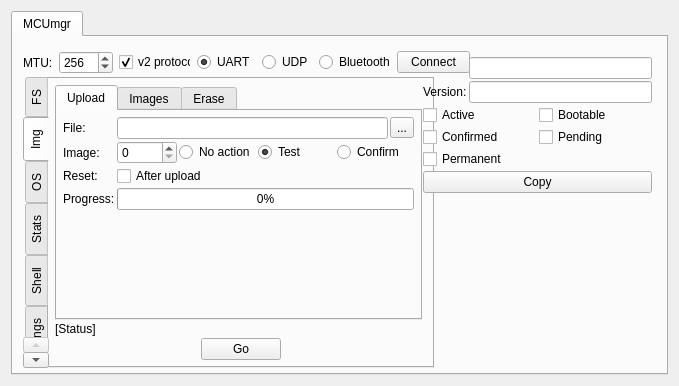
Old version of the form plugins/mcumgr/form.ui in the repository thedjnK/AuTerm.
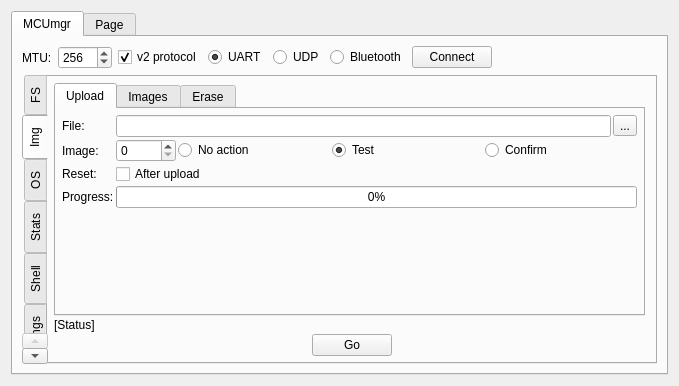
New version of the form.

Commit message: plugins: mcumgr: Make tab full-width of tab selector element

What changed in the file:
```diff
--- a/plugins/mcumgr/form.ui
+++ b/plugins/mcumgr/form.ui
@@ -23,15 +23,87 @@
       <attribute name="title">
        <string>MCUmgr</string>
       </attribute>
+      <layout class="QVBoxLayout" name="verticalLayout_2">
+       <item>
+        <layout class="QHBoxLayout" name="horizontalLayout_7">
+         <item>
+          <widget class="QLabel" name="label">
+           <property name="text">
+            <string>MTU:</string>
+           </property>
+          </widget>
+         </item>
+         <item>
+          <widget class="QSpinBox" name="edit_MTU">
+           <property name="minimum">
+            <number>32</number>
+           </property>
+           <property name="maximum">
+            <number>8192</number>
+           </property>
+           <property name="value">
+            <number>256</number>
+           </property>
+          </widget>
+         </item>
+         <item>
+          <widget class="QCheckBox" name="check_V2_Protocol">
+           <property name="text">
+            <string>v2 protocol</string>
+           </property>
+           <property name="checked">
+            <bool>true</bool>
+           </property>
+          </widget>
+         </item>
+         <item>
+          <widget class="QRadioButton" name="radio_transport_uart">
+           <property name="text">
+            <string>UART</string>
+           </property>
+           <property name="checked">
+            <bool>true</bool>
+           </property>
+          </widget>
+         </item>
+         <item>
+          <widget class="QRadioButton" name="radio_transport_udp">
+           <property name="text">
+            <string>UDP</string>
+           </property>
+          </widget>
+         </item>
+         <item>
+          <widget class="QRadioButton" name="radio_transport_bluetooth">
+           <property name="text">
+            <string>Bluetooth</string>
+           </property>
+          </widget>
+         </item>
+         <item>
+          <widget class="QPushButton" name="btn_transport_connect">
+           <property name="text">
+            <string>Connect</string>
+           </property>
+          </widget>
+         </item>
+         <item>
+          <spacer name="horizontalSpacer_6">
+           <property name="orientation">
+            <enum>Qt::Horizontal</enum>
+           </property>
+           <property name="sizeHint" stdset="0">
+            <size>
+             <width>40</width>
+             <height>20</height>
+            </size>
+           </property>
+          </spacer>
+         </item>
+        </layout>
+       </item>
+       <item>
       <widget class="QTabWidget" name="tabWidget_2">
-       <property name="geometry">
-        <rect>
-         <x>10</x>
-         <y>40</y>
-         <width>411</width>
-         <height>291</height>
-        </rect>
-       </property>
        <property name="tabPosition">
         <enum>QTabWidget::West</enum>
        </property>
@@ -1113,11 +1185,18 @@
         </attribute>
        </widget>
       </widget>
+       </item>
+      </layout>
+     </widget>
+     <widget class="QWidget" name="tab_2">
+      <attribute name="title">
+       <string>Page</string>
+      </attribute>
       <widget class="QWidget" name="verticalLayoutWidget">
        <property name="geometry">
         <rect>
-         <x>410</x>
-         <y>20</y>
+         <x>210</x>
+         <y>120</y>
          <width>229</width>
          <height>182</height>
         </rect>
@@ -1237,92 +1316,6 @@
         </item>
        </layout>
       </widget>
-      <widget class="QWidget" name="horizontalLayoutWidget">
-       <property name="geometry">
-        <rect>
-         <x>10</x>
-         <y>10</y>
-         <width>448</width>
-         <height>31</height>
-        </rect>
-       </property>
-       <layout class="QHBoxLayout" name="horizontalLayout_7">
-        <item>
-         <widget class="QLabel" name="label">
-          <property name="text">
-           <string>MTU:</string>
-          </property>
-         </widget>
-        </item>
-        <item>
-         <widget class="QSpinBox" name="edit_MTU">
-          <property name="minimum">
-           <number>32</number>
-          </property>
-          <property name="maximum">
-           <number>8192</number>
-          </property>
-          <property name="value">
-           <number>256</number>
-          </property>
-         </widget>
-        </item>
-        <item>
-         <widget class="QCheckBox" name="check_V2_Protocol">
-          <property name="text">
-           <string>v2 protocol</string>
-          </property>
-          <property name="checked">
-           <bool>true</bool>
-          </property>
-         </widget>
-        </item>
-        <item>
-         <widget class="QRadioButton" name="radio_transport_uart">
-          <property name="text">
-           <string>UART</string>
-          </property>
-          <property name="checked">
-           <bool>true</bool>
-          </property>
-         </widget>
-        </item>
-        <item>
-         <widget class="QRadioButton" name="radio_transport_udp">
-          <property name="text">
-           <string>UDP</string>
-          </property>
-         </widget>
-        </item>
-        <item>
-         <widget class="QRadioButton" name="radio_transport_bluetooth">
-          <property name="text">
-           <string>Bluetooth</string>
-          </property>
-         </widget>
-        </item>
-        <item>
-         <widget class="QPushButton" name="btn_transport_connect">
-          <property name="text">
-           <string>Connect</string>
-          </property>
-         </widget>
-        </item>
-        <item>
-         <spacer name="horizontalSpacer_6">
-          <property name="orientation">
-           <enum>Qt::Horizontal</enum>
-          </property>
-          <property name="sizeHint" stdset="0">
-           <size>
-            <width>40</width>
-            <height>20</height>
-           </size>
-          </property>
-         </spacer>
-        </item>
-       </layout>
-      </widget>
      </widget>
     </widget>
    </item>
```
Lines whose indentation alone changed are shown as unchanged. The commit also changes 3 other files.
